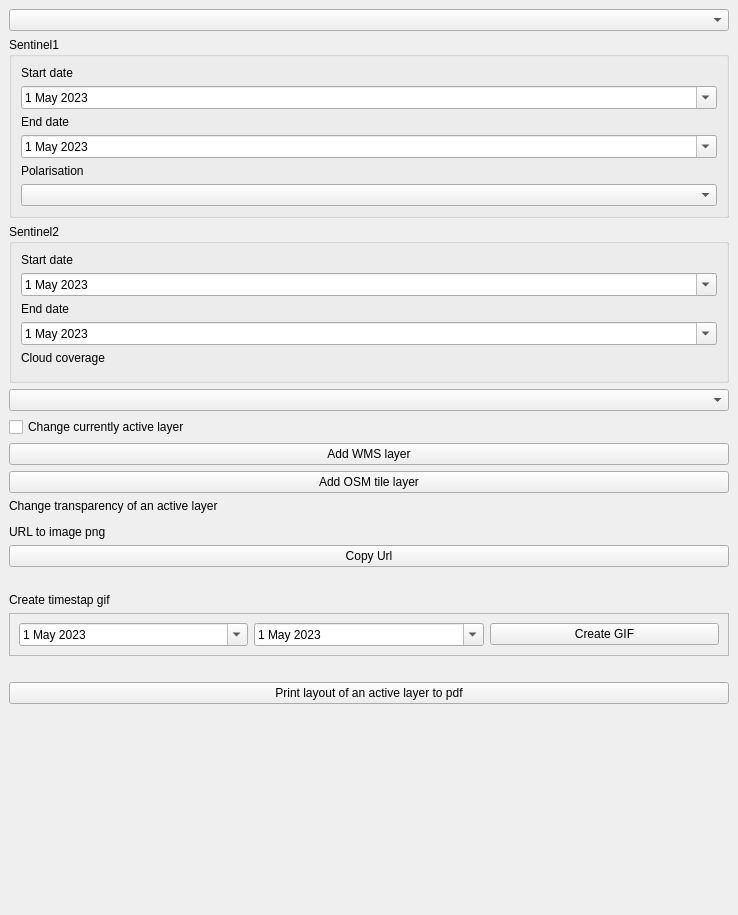
This is sentinel_wms_dockwidget_base.ui in bojas144/sentinel_wms as Qt 5 draws it before an edit. The edited form follows.
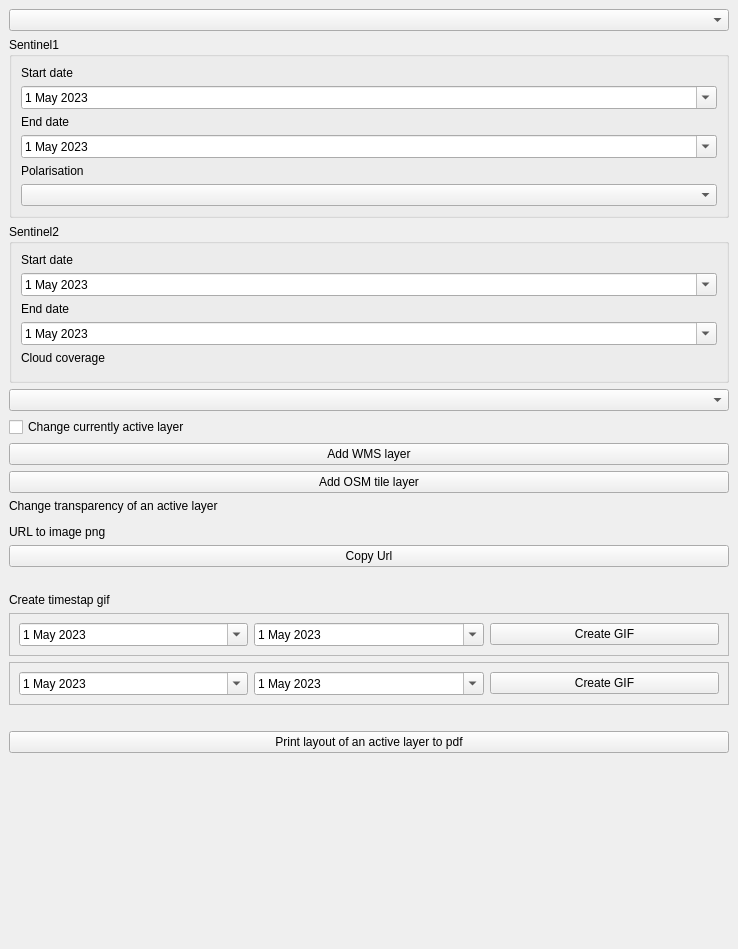
This is the edited form. Icons and pictures are not drawn. Custom widgets are drawn as their Qt base class.

```diff
--- a/sentinel_wms_dockwidget_base.ui
+++ b/sentinel_wms_dockwidget_base.ui
@@ -7,7 +7,7 @@
     <x>0</x>
     <y>0</y>
     <width>738</width>
-    <height>915</height>
+    <height>949</height>
    </rect>
   </property>
   <property name="windowIcon">
@@ -338,7 +338,68 @@
         </widget>
        </item>
        <item>
-        <widget class="QPushButton" name="pbCreateGif">
+        <widget class="QPushButton" name="pbS1CreateGif">
+         <property name="text">
+          <string>Create GIF</string>
+         </property>
+        </widget>
+       </item>
+      </layout>
+     </widget>
+    </item>
+    <item>
+     <widget class="QFrame" name="s2Gif">
+      <property name="frameShape">
+       <enum>QFrame::StyledPanel</enum>
+      </property>
+      <property name="frameShadow">
+       <enum>QFrame::Raised</enum>
+      </property>
+      <layout class="QHBoxLayout" name="horizontalLayout">
+       <item>
+        <widget class="QDateEdit" name="deS2GifStart">
+         <property name="maximumDate">
+          <date>
+           <year>2023</year>
+           <month>5</month>
+           <day>5</day>
+          </date>
+         </property>
+         <property name="minimumDate">
+          <date>
+           <year>2023</year>
+           <month>5</month>
+           <day>1</day>
+          </date>
+         </property>
+         <property name="calendarPopup">
+          <bool>true</bool>
+         </property>
+        </widget>
+       </item>
+       <item>
+        <widget class="QDateEdit" name="deS2GifEnd">
+         <property name="maximumDate">
+          <date>
+           <year>2023</year>
+           <month>5</month>
+           <day>5</day>
+          </date>
+         </property>
+         <property name="minimumDate">
+          <date>
+           <year>2023</year>
+           <month>5</month>
+           <day>1</day>
+          </date>
+         </property>
+         <property name="calendarPopup">
+          <bool>true</bool>
+         </property>
+        </widget>
+       </item>
+       <item>
+        <widget class="QPushButton" name="pbS2CreateGif">
          <property name="text">
           <string>Create GIF</string>
          </property>
```
Left out of the diff: 40 changed lines with no effect on the pictures.
